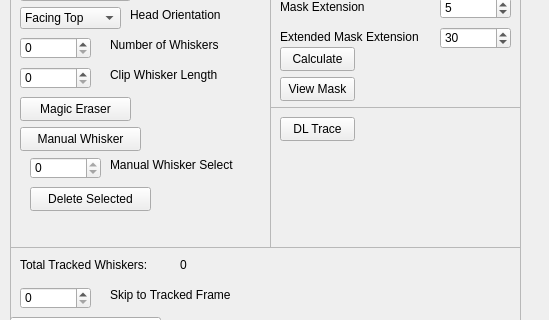
Before: the Qt Designer form src/WhiskerToolbox/Whisker_Widget/Whisker_Widget.ui in paulmthompson/WhiskerToolbox, drawn with Qt 5; both pictures show x 0 to 549 and y 162 to 482 of the 549 by 568 pixel window.
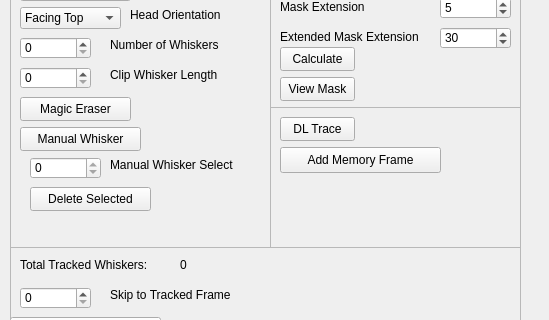
After: the same form once the commit is applied.

Commit message: can add memory frames to scm model

What changed in the file:
```diff
--- a/src/WhiskerToolbox/Whisker_Widget/Whisker_Widget.ui
+++ b/src/WhiskerToolbox/Whisker_Widget/Whisker_Widget.ui
@@ -663,6 +663,19 @@
       <string>DL Trace</string>
      </property>
     </widget>
+    <widget class="QPushButton" name="dl_add_memory_button">
+     <property name="geometry">
+      <rect>
+       <x>10</x>
+       <y>40</y>
+       <width>161</width>
+       <height>26</height>
+      </rect>
+     </property>
+     <property name="text">
+      <string>Add Memory Frame</string>
+     </property>
+    </widget>
    </widget>
   </widget>
   <widget class="QMenuBar" name="menuBar">
```
The commit also changes 3 other files.
